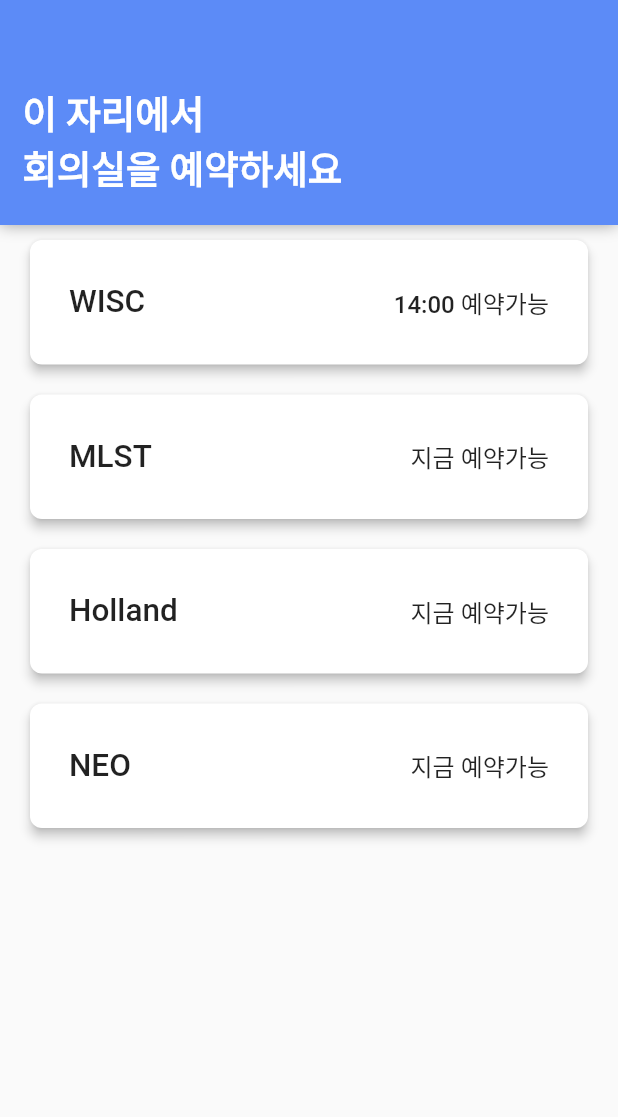
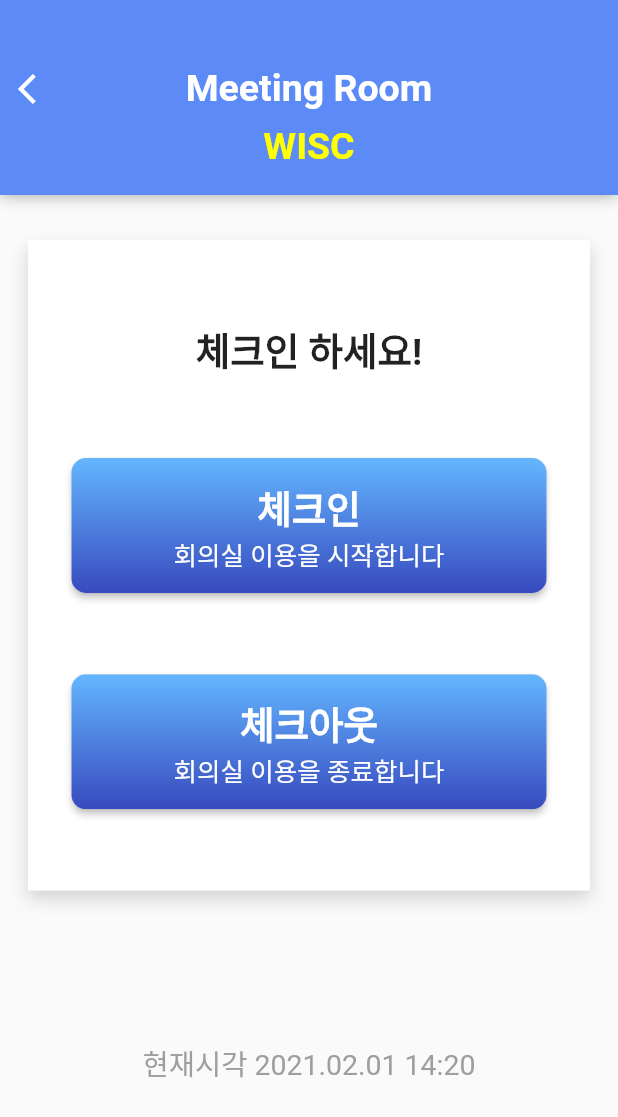
Before and after one commit to Inpsyt/Meeting-Inpsyt, a Flutter app: the screen it shows after launch, after a tap on "WISC", on a phone screen of 412 x 824 dp. Shown: the top 1117 px of the screen. Run offline on Flutter 3.47's test engine with Material 2 defaults, Android fonts, the phone set to English and light mode, and no system bars; missing offline and left inert: diamond_notched_fab; Roboto replaces fonts that are missing (NanumSquare).

Commit message:
미팅룸 스크린 구성 완료

```diff
--- a/lib/constants/const_colors.dart
+++ b/lib/constants/const_colors.dart
@@ -2,8 +2,13 @@ import 'package:flutter/material.dart';
 
 //tone
 final Color color_white = Colors.white;
+final Color color_dark = Color(0xDD000000);
 final Color color_skyBlue = Color(0xFF5C8BF7);
-final Color color_DeepSkyBlue =Color(0xFF4558F5);
+final Color color_deepSkyBlue =Color(0xFF4558F5);
+final Color color_yellow = Color(0xFFFFFF00);
+final Color color_lightGrey = Colors.white60;
+final Color color_shadowGrey = Color(0x99b8b8b8);
+final Color color_deepShadowGrey = Colors.grey;
 
 
 
--- a/lib/views/screen_meetingrooms.dart
+++ b/lib/views/screen_meetingrooms.dart
@@ -1,5 +1,6 @@
 import 'package:flutter/material.dart';
 import 'package:flutter_app3/constants/const_colors.dart';
+import 'package:flutter_app3/views/screen_room.dart';
 import 'package:flutter_app3/views/widgets/widget_buttons.dart';
 import 'package:diamond_notched_fab/diamond_fab_notched_shape.dart';
 import 'package:diamond_notched_fab/diamond_notched_fab.dart';
@@ -56,11 +57,11 @@ class _ScreenMeetingRoomsState extends State<ScreenMeetingRooms> {
         children: [
           Container(
             //상단부 영역
-            height: 150,
+            height: 130,
             decoration: BoxDecoration(
               boxShadow: [
                 BoxShadow(
-                    color: Colors.grey, blurRadius: 8, offset: Offset(0.1, 0.9))
+                    color: color_deepShadowGrey, blurRadius: 5, offset: Offset(0.1, 0.9))
               ],
               color: color_skyBlue,
             ),
@@ -89,13 +90,20 @@ class _ScreenMeetingRoomsState extends State<ScreenMeetingRooms> {
     );
   }
 
+  //회의실 아이템
   Widget _MeetingRoomItem(ModelMeetingRoom modelMeetingRoom) {
     // ignore: deprecated_member_use
     return Padding(
       padding: EdgeInsets.symmetric(horizontal: 20,vertical: 10),
       child: RaisedButton(
         elevation: 3,
-        onPressed: () {},
+        onPressed: () {
+          Navigator.of(context).push(
+            MaterialPageRoute(
+              builder: (BuildContext context) => new ScreenRoom(modelMeetingRoom),
+            ),
+          );
+        },
           color: Colors.white,
         shape:RoundedRectangleBorder(
         borderRadius: BorderRadius.circular(8.0),
--- /dev/null
+++ b/lib/views/screen_room.dart
@@ -0,0 +1,184 @@
+import 'package:flutter/material.dart';
+import 'package:flutter_app3/constants/const_colors.dart';
+import 'package:flutter_app3/views/screen_timeselect.dart';
+import 'package:flutter_app3/views/widgets/widget_buttons.dart';
+import 'package:flutter_app3/models/model_meetingroom.dart';
+
+class ScreenRoom extends StatefulWidget {
+  final ModelMeetingRoom modelMeetingRoom;
+
+  ScreenRoom(this.modelMeetingRoom);
+
+  @override
+  _ScreenRoomState createState() => _ScreenRoomState(this.modelMeetingRoom);
+}
+
+class _ScreenRoomState extends State<ScreenRoom> {
+  final ModelMeetingRoom modelMeetingRoom;
+
+  _ScreenRoomState(this.modelMeetingRoom);
+
+  @override
+  Widget build(BuildContext context) {
+    double deviceWidth = MediaQuery.of(context).size.width;
+    double deviceHeight = MediaQuery.of(context).size.height;
+
+    return Scaffold(
+      // floatingActionButton: DiamondNotchedFab(
+      //   onPressed: () {},
+      //   tooltip: 'QR스캔',
+      //   borderRadius: 14,
+      //   child: Padding(
+      //       padding: EdgeInsets.all(13),
+      //       child: Image.asset('assets/images/qricon.png')),
+      // ),
+      body: Column(
+        children: [
+          //상단부 영역
+          Container(
+            //상단부 영역
+            height: 130,
+            decoration: BoxDecoration(
+              boxShadow: [
+                BoxShadow(
+                    color: Colors.grey, blurRadius: 8, offset: Offset(0.1, 0.9))
+              ],
+              color: color_skyBlue,
+            ),
+
+            child: Column(
+              crossAxisAlignment: CrossAxisAlignment.center,
+              children: [
+                SizedBox(
+                  height: 35,
+                ),
+                Row(
+                  mainAxisAlignment: MainAxisAlignment.spaceBetween,
+                  children: [
+                    IconButton(
+                        icon: Icon(
+                          Icons.arrow_back_ios,
+                          color: color_white,
+                        ),
+                        onPressed: () {
+
+                          Navigator.pop(context);
+
+                        }),
+                    Text(
+                      'Meeting Room',
+                      textAlign: TextAlign.center,
+                      style: TextStyle(
+                          color: color_white,
+                          fontSize: 25,
+                          fontWeight: FontWeight.bold),
+                    ),
+                    IconButton(
+                        icon: Icon(
+                          Icons.arrow_back_ios,
+                          color: Colors.transparent,
+                        ),
+                        onPressed: () {}),
+                  ],
+                ),
+                Text(
+                  modelMeetingRoom.roomName,
+                  textAlign: TextAlign.center,
+                  style: TextStyle(
+                      color: color_yellow,
+                      fontSize: 25,
+                      fontWeight: FontWeight.bold),
+                ),
+              ],
+            ),
+          ),
+
+
+          SizedBox(
+            height: 30,
+          ),
+
+          //하단부 영역
+          Container(
+            width: deviceWidth / 1.1,
+            height: deviceHeight / 1.9,
+            decoration: BoxDecoration(
+              color: color_white,
+              boxShadow: [
+                BoxShadow(
+                    color: color_shadowGrey,
+                    offset: Offset(0.1, 5.9),
+                    blurRadius: 9),
+              ],
+            ),
+            child: Column(
+              mainAxisSize: MainAxisSize.max,
+              mainAxisAlignment: MainAxisAlignment.spaceEvenly,
+              children: [
+                Text(
+                  '체크인 하세요!',
+                  textAlign: TextAlign.center,
+                  style: TextStyle(
+                      color: color_dark,
+                      fontSize: 25,
+                      fontWeight: FontWeight.bold),
+                ),
+                GradientButton(
+                    Column(
+                      children: [
+                        Text(
+                          '체크인',
+                          style: TextStyle(color: color_white,fontSize: 25,fontWeight: FontWeight.bold),
+                        ),
+                        Text(
+                          '회의실 이용을 시작합니다',
+                          style: TextStyle(color: color_white,fontSize: 17),
+                        ),
+                      ],
+                    ),
+                    color_gradientBlueStart,
+                    color_gradientBlueEnd,
+                    90,
+                    deviceWidth/1.3,
+                    10,(){
+
+
+                  Navigator.of(context).push(
+                    MaterialPageRoute(builder: (BuildContext context) => ScreenTimeSelect(modelMeetingRoom))
+                  );
+
+                }),
+                GradientButton(
+                    Column(
+                      children: [
+                        Text(
+                          '체크아웃',
+                          style: TextStyle(color: color_white,fontSize: 25,fontWeight: FontWeight.bold),
+                        ),
+                        Text(
+                          '회의실 이용을 종료합니다',
+                          style: TextStyle(color: color_white,fontSize: 17),
+                        ),
+                      ],
+                    ),
+                    color_gradientBlueStart,
+                    color_gradientBlueEnd,
+                    90,
+                    deviceWidth/1.3,
+                    10,(){
+
+                })
+              ],
+            ),
+          ),
+
+          Expanded(
+              child: Container(
+            child: Center(child: Text('현재시각 2021.02.01 14:20',style: TextStyle(color: color_deepShadowGrey,fontSize: 19),)),
+          ))
+        ],
+      ),
+    );
+    ;
+  }
+}
--- a/lib/views/widgets/widget_buttons.dart
+++ b/lib/views/widgets/widget_buttons.dart
@@ -43,11 +43,12 @@ class GradientButton extends StatefulWidget {
   final Widget child;
   final Color gradientStart;
   final Color gradientEnd ;
+  final Function onPressed;
 
-  GradientButton(this.child,this.gradientStart,this.gradientEnd,this.height,this.width,this.padding);
+  GradientButton(this.child,this.gradientStart,this.gradientEnd,this.height,this.width,this.padding,this.onPressed);
 
   @override
-  _GradientButtonState createState() => _GradientButtonState( this.child,this.gradientStart,this.gradientEnd,this.height,width,this.padding);
+  _GradientButtonState createState() => _GradientButtonState( this.child,this.gradientStart,this.gradientEnd,this.height,width,this.padding,this.onPressed);
 }
 
 class _GradientButtonState extends State<GradientButton> {
@@ -58,14 +59,15 @@ class _GradientButtonState extends State<GradientButton> {
   final Widget child;
   final Color gradientStart;
   final Color gradientEnd ;
+  final Function onPressed;
 
-  _GradientButtonState(this.child,this.gradientStart,this.gradientEnd,this.height,this.width,this.padding);
+  _GradientButtonState(this.child,this.gradientStart,this.gradientEnd,this.height,this.width,this.padding,this.onPressed);
 
   @override
   Widget build(BuildContext context) {
     return Container(
       child: RaisedButton(
-        onPressed: () {},
+        onPressed: this.onPressed,
         shape: RoundedRectangleBorder(borderRadius: BorderRadius.circular(10.0)),
         padding: EdgeInsets.all(0.0),
         child: Ink(
```
Also changed, not shown: lib/views/screen_timeselect.dart (added, +183 -0 lines).
